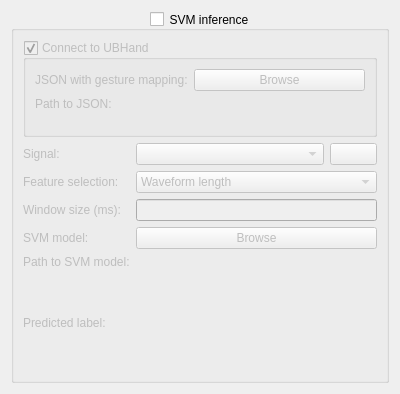
pulp-bio/biogui, file designer/svm_inference_config.ui: the form before one commit.
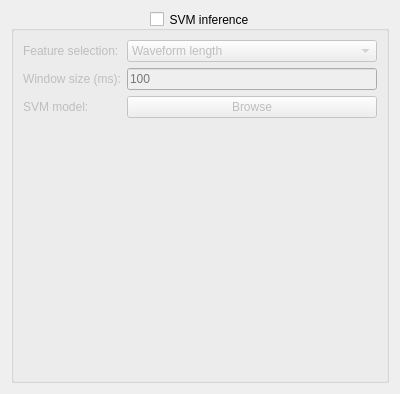
The form after the commit. Icons and pictures are not drawn.

Diff of the .ui file:
```diff
--- a/designer/svm_inference_config.ui
+++ b/designer/svm_inference_config.ui
@@ -30,86 +30,25 @@
      </property>
      <layout class="QVBoxLayout" name="verticalLayout_2">
       <item>
-       <widget class="QGroupBox" name="ubHandGroupBox">
-        <property name="enabled">
-         <bool>false</bool>
-        </property>
-        <property name="title">
-         <string>Connect to UBHand</string>
-        </property>
-        <property name="checkable">
-         <bool>true</bool>
-        </property>
-        <layout class="QFormLayout" name="formLayout_3">
-         <item row="0" column="0">
-          <widget class="QLabel" name="label7">
-           <property name="text">
-            <string>JSON with gesture mapping:</string>
-           </property>
-          </widget>
-         </item>
-         <item row="0" column="1">
-          <widget class="QPushButton" name="browseJSONButton">
-           <property name="text">
-            <string>Browse</string>
-           </property>
-          </widget>
-         </item>
-         <item row="1" column="0">
-          <widget class="QLabel" name="label8">
-           <property name="text">
-            <string>Path to JSON:</string>
-           </property>
-          </widget>
-         </item>
-         <item row="1" column="1">
-          <widget class="QLabel" name="mappingJSONPathLabel">
-           <property name="text">
-            <string/>
-           </property>
-          </widget>
-         </item>
-        </layout>
-       </widget>
-      </item>
-      <item>
-       <layout class="QFormLayout" name="formLayout">
+       <layout class="QGridLayout" name="gridLayout">
+        <item row="1" column="1">
+         <widget class="QLineEdit" name="winTextField">
+          <property name="toolTip">
+           <string>If a non-numeric value is set, the default value will be used</string>
+          </property>
+          <property name="placeholderText">
+           <string>100</string>
+          </property>
+         </widget>
+        </item>
         <item row="0" column="0">
          <widget class="QLabel" name="label1">
           <property name="text">
-           <string>Signal:</string>
-          </property>
-         </widget>
-        </item>
-        <item row="0" column="1">
-         <layout class="QHBoxLayout" name="horizontalLayout" stretch="4,1">
-          <item>
-           <widget class="QComboBox" name="signalComboBox"/>
-          </item>
-          <item>
-           <widget class="QPushButton" name="rescanSignalsButton">
-            <property name="toolTip">
-             <string>Rescan signals</string>
-            </property>
-            <property name="text">
-             <string/>
-            </property>
-            <property name="icon">
-             <iconset theme="view-refresh">
-              <normaloff>.</normaloff>.</iconset>
-            </property>
-           </widget>
-          </item>
-         </layout>
-        </item>
-        <item row="1" column="0">
-         <widget class="QLabel" name="label2">
-          <property name="text">
            <string>Feature selection:</string>
           </property>
          </widget>
         </item>
-        <item row="1" column="1">
+        <item row="0" column="1">
          <widget class="QComboBox" name="featureComboBox">
           <item>
            <property name="text">
@@ -123,71 +62,36 @@
           </item>
          </widget>
         </item>
-        <item row="2" column="0">
-         <widget class="QLabel" name="label3">
+        <item row="1" column="0">
+         <widget class="QLabel" name="label2">
           <property name="text">
            <string>Window size (ms):</string>
           </property>
          </widget>
         </item>
         <item row="2" column="1">
-         <widget class="QLineEdit" name="winSizeTextField">
-          <property name="toolTip">
-           <string>If a non-numeric value is set, the default value will be used</string>
-          </property>
-          <property name="placeholderText">
-           <string/>
-          </property>
-         </widget>
-        </item>
-        <item row="3" column="0">
-         <widget class="QLabel" name="label4">
-          <property name="text">
-           <string>SVM model:</string>
-          </property>
-         </widget>
-        </item>
-        <item row="3" column="1">
          <widget class="QPushButton" name="browseModelButton">
           <property name="text">
            <string>Browse</string>
           </property>
          </widget>
         </item>
-        <item row="4" column="0">
-         <widget class="QLabel" name="label5">
-          <property name="text">
-           <string>Path to SVM model:</string>
-          </property>
-         </widget>
-        </item>
-        <item row="4" column="1">
-         <widget class="QLabel" name="svmModelPathLabel">
-          <property name="text">
-           <string/>
-          </property>
-         </widget>
-        </item>
-       </layout>
-      </item>
-      <item>
-       <layout class="QHBoxLayout" name="horizontalLayout_2">
-        <item>
+        <item row="2" column="0">
          <widget class="QLabel" name="label6">
           <property name="text">
-           <string>Predicted label:</string>
-          </property>
-         </widget>
-        </item>
-        <item>
-         <widget class="QLabel" name="svmPredLabel">
-          <property name="text">
-           <string/>
+           <string>SVM model:</string>
           </property>
          </widget>
         </item>
        </layout>
       </item>
+      <item>
+       <widget class="QLabel" name="svmLabel">
+        <property name="text">
+         <string/>
+        </property>
+       </widget>
+      </item>
      </layout>
     </widget>
    </item>
```
